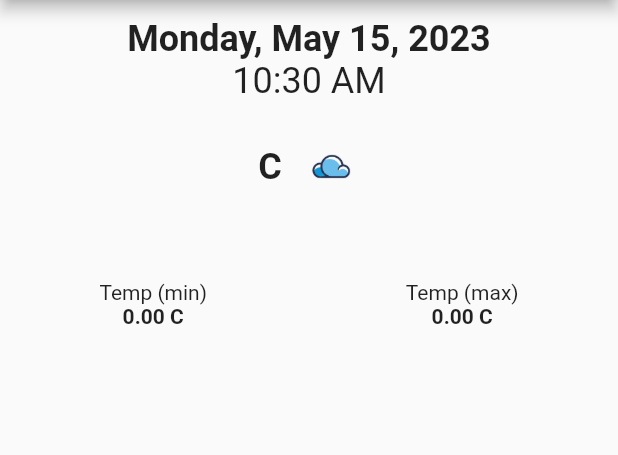
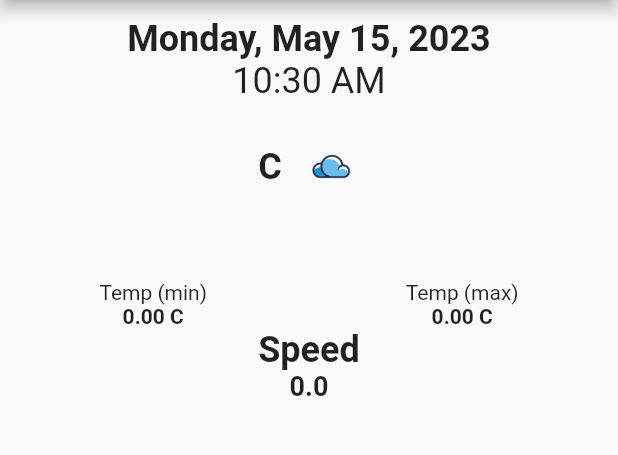
Before and after one commit to Hayolox/WeatherApp, a Flutter app: the WheatherDetailPage screen opened directly with empty values, on a phone screen of 412 x 824 dp, the part 84-539 px from its top. Run offline on Flutter 3.47's test engine with Material 2 defaults, Android fonts, the phone set to English and light mode, and no system bars; our stand-ins replace bloc, dio, equatable, flutter_bloc; network calls fail.

Commit message:
downgrade dio

```diff
--- a/lib/data/model/weather_detail_model.dart
+++ b/lib/data/model/weather_detail_model.dart
@@ -13,6 +13,7 @@ String weatherDetailModelToJson(WeatherDetailModel data) =>
 class WeatherDetailModel {
   String celcius;
   String status;
+  double spped;
   double tempMin;
   double tempMax;
   DateTime dtTxt;
@@ -20,6 +21,7 @@ class WeatherDetailModel {
   WeatherDetailModel({
     required this.celcius,
     required this.status,
+    required this.spped,
     required this.tempMin,
     required this.tempMax,
     required this.dtTxt,
@@ -29,6 +31,7 @@ class WeatherDetailModel {
       WeatherDetailModel(
         celcius: json["celcius"],
         status: json["status"],
+        spped: json["spped"],
         tempMin: json["temp_min"]?.toDouble(),
         tempMax: json["temp_max"]?.toDouble(),
         dtTxt: DateTime.parse(json["dt_txt"]),
--- a/lib/pages/home_page.dart
+++ b/lib/pages/home_page.dart
@@ -44,6 +44,7 @@ class HomePage extends StatelessWidget {
                                 celcius: (data.list[index].main.temp - 273.15)
                                     .toStringAsFixed(2),
                                 status: data.list[index].weather[0].main,
+                                spped: data.list[index].wind.speed,
                                 tempMin: data.list[index].main.tempMin,
                                 tempMax: data.list[index].main.tempMax,
                                 dtTxt: data.list[index].dtTxt,
--- a/lib/pages/weather_detail_page.dart
+++ b/lib/pages/weather_detail_page.dart
@@ -87,7 +87,25 @@ class WheatherDetailPage extends StatelessWidget {
                   ],
                 )
               ],
-            )
+            ),
+            Column(
+              children: [
+                const Text(
+                  'Speed',
+                  style: TextStyle(
+                    fontSize: 24,
+                    fontWeight: FontWeight.bold,
+                  ),
+                ),
+                Text(
+                  '${args.spped}',
+                  style: const TextStyle(
+                    fontSize: 18,
+                    fontWeight: FontWeight.bold,
+                  ),
+                ),
+              ],
+            ),
           ],
         ),
       ),
--- a/pubspec.yaml
+++ b/pubspec.yaml
@@ -35,7 +35,7 @@ dependencies:
   # The following adds the Cupertino Icons font to your application.
   # Use with the CupertinoIcons class for iOS style icons.
   cupertino_icons: ^1.0.2
-  dio: ^5.1.2
+  dio: ^5.1.1
   bloc: ^8.1.1
   equatable: ^2.0.5
   flutter_bloc: ^8.1.2
```
Also changed, not shown: 1 other file.
